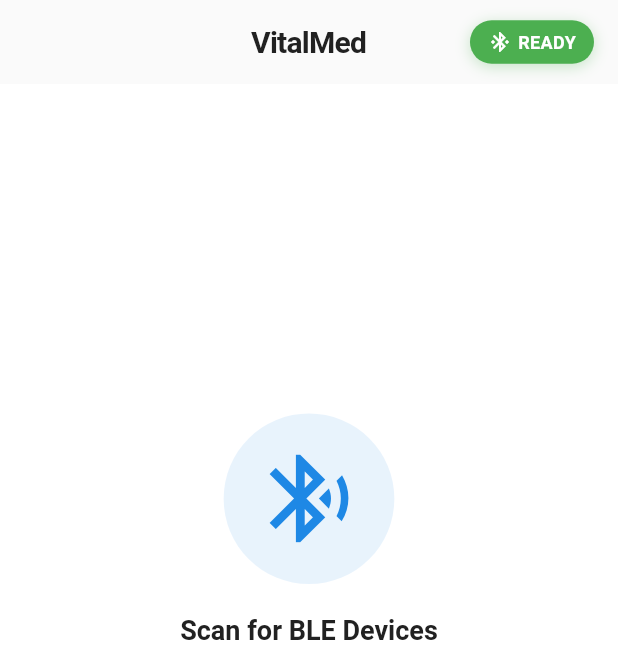
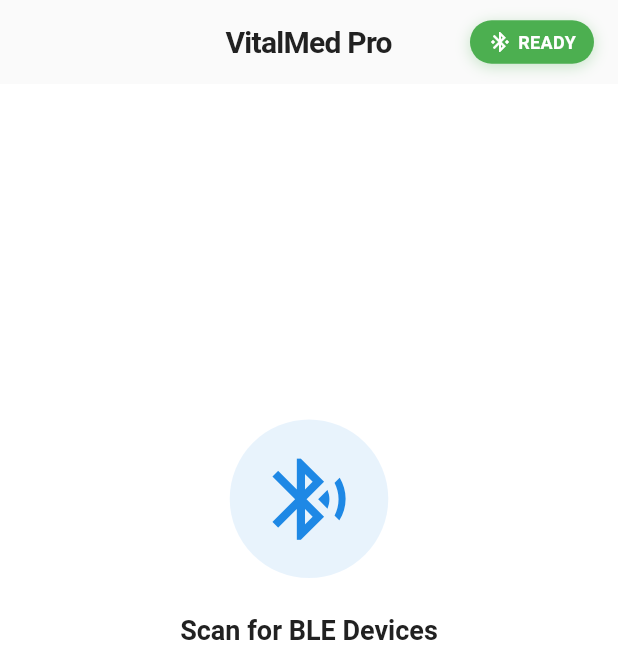
Before and after one commit to m-adnan-khalid/VitalMed, a Flutter app: the screen it shows after launch, after a tap on "Start Scanning", on a phone screen of 412 x 824 dp. Shown: the top 666 px of the screen. Run offline on Flutter 3.47's test engine with Material 3 defaults, Android fonts, the phone set to English and light mode, and no system bars; our stand-ins replace dartz, dio, equatable, flutter_riverpod, hive, logger and 1 more; missing offline and left inert: flutter_reactive_ble; accounts and stored records are empty; generated files the repository leaves out were written again.

```diff
--- a/lib/main.dart
+++ b/lib/main.dart
@@ -1,6 +1,6 @@
 import 'package:flutter/material.dart';
 import 'package:flutter/services.dart';
-import 'package:flutter/foundation.dart' show TargetPlatform, defaultTargetPlatform;
+import 'package:flutter/foundation.dart' show defaultTargetPlatform, TargetPlatform;
 import 'package:permission_handler/permission_handler.dart';
 import 'core/constants/app_constants.dart';
 import 'core/theme/app_theme.dart';
@@ -10,15 +10,16 @@ void main() async {
   try {
     WidgetsFlutterBinding.ensureInitialized();
 
-    // Initialize app logger first
-    AppLogger.info('Starting ${AppConstants.appName} v${AppConstants.appVersion}');
+    // Initialize professional logging system
+    await VitalMedLogger.initialize();
+    VitalMedLogger.info('Starting ${AppConstants.appName} v${AppConstants.appVersion}');
 
     // Set preferred orientations safely
     await SystemChrome.setPreferredOrientations([
       DeviceOrientation.portraitUp,
       DeviceOrientation.portraitDown,
     ]).catchError((e) {
-      AppLogger.warning('Could not set orientations: $e');
+      VitalMedLogger.warning('Could not set orientations: $e');
     });
 
     // Skip Hive initialization to avoid crashes
@@ -28,9 +29,16 @@ void main() async {
 
     runApp(const HealthMonitorApp());
   } catch (e, stackTrace) {
-    AppLogger.error('Fatal error in main:', e);
-    print('CRASH: $e');
+    // Use print as fallback since logger might not be initialized
+    print('VitalMed Fatal Error: $e');
     print('Stack: $stackTrace');
+
+    // Try to log if possible
+    try {
+      VitalMedLogger.fatal('Fatal error in main', error: e, stackTrace: stackTrace);
+    } catch (_) {
+      // Ignore logging errors during crash
+    }
 
     // Run minimal app even if initialization fails
     runApp(
@@ -83,11 +91,11 @@ Future<void> _checkPermissions() async {
 
       for (final permission in permissions) {
         if (statuses[permission] != PermissionStatus.granted) {
-          AppLogger.warning('Permission not granted: ${permission.toString()}');
+          VitalMedLogger.warning('Permission not granted: ${permission.toString()}');
         }
       }
     } catch (e) {
-      AppLogger.error('Error requesting permissions', e);
+      VitalMedLogger.error('Error requesting permissions', error: e);
     }
   }
 }
@@ -148,7 +156,7 @@ class _SimpleDashboardScreenState extends State<SimpleDashboardScreen>
   Widget build(BuildContext context) {
     return Scaffold(
       appBar: AppBar(
-        title: Text(AppConstants.appName),
+        title: Text(AppConstants.appDisplayName),
         centerTitle: true,
         actions: [
           Container(
@@ -285,7 +293,7 @@ class _SimpleDashboardScreenState extends State<SimpleDashboardScreen>
               crossAxisAlignment: CrossAxisAlignment.start,
               children: [
                 Text(
-                  'Welcome to VitalSync',
+                  'Welcome to ${AppConstants.appDisplayName}',
                   style: Theme.of(context).textTheme.headlineMedium?.copyWith(
                     color: AppConstants.textOnPrimary,
                     fontWeight: FontWeight.bold,
@@ -293,7 +301,7 @@ class _SimpleDashboardScreenState extends State<SimpleDashboardScreen>
                 ),
                 const SizedBox(height: 8),
                 Text(
-                  'Your professional BLE health monitoring system',
+                  AppConstants.appDescription,
                   style: Theme.of(context).textTheme.bodyMedium?.copyWith(
                     color: AppConstants.textOnPrimary.withValues(alpha: 0.9),
                   ),
```
Also changed, not shown: lib/core/utils/logger.dart (+5 -5 lines), lib/data/models/ble_device_config.g.dart (added), 3 other files.
